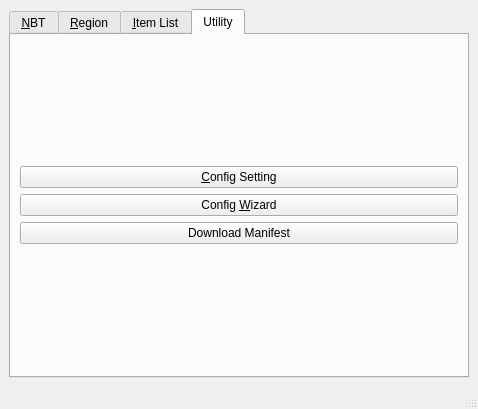
Above: src/qt/mainwindow.ui from DreamHelium/dhlrc before the change. Below: the same form after it.
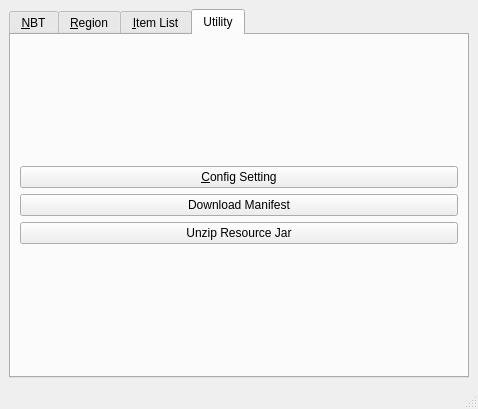
That is the form after the change. The open tabs and pages were chosen to show the change.

Commit message: [0.3.4-pre] Add Unzip wizard and remove old wizard

Diff of the .ui file:
```diff
--- a/src/qt/mainwindow.ui
+++ b/src/qt/mainwindow.ui
@@ -158,13 +158,6 @@
             </property>
            </widget>
           </item>
-          <item>
-           <widget class="QPushButton" name="configBtn_3">
-            <property name="text">
-             <string>Config &amp;Wizard</string>
-            </property>
-           </widget>
-          </item>
           <item>
            <widget class="QPushButton" name="downloadBtn">
             <property name="text">
@@ -172,6 +165,13 @@
             </property>
            </widget>
           </item>
+          <item>
+           <widget class="QPushButton" name="unzipBtn">
+            <property name="text">
+             <string>Unzip Resource Jar</string>
+            </property>
+           </widget>
+          </item>
          </layout>
         </item>
        </layout>
```
Left out of the diff: 7 changed lines with no effect on the pictures. The commit also changes 23 other files.
